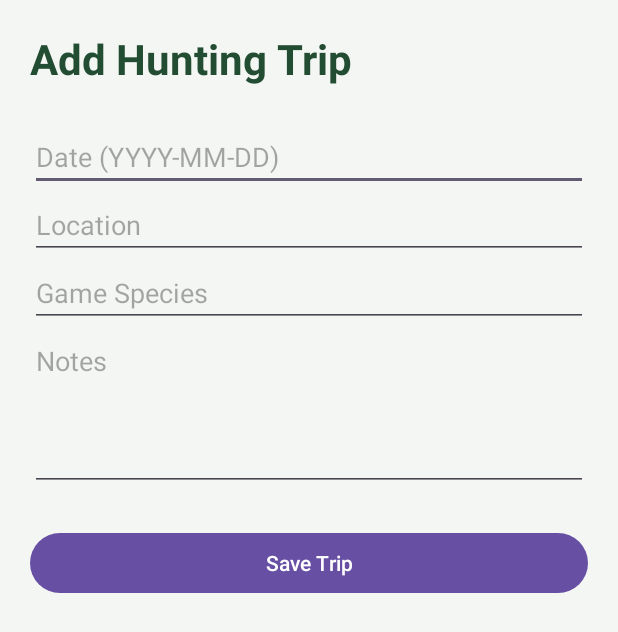
After one commit to taylyan/MobileApps2026-2401321045, an Android app: the AddHuntActivity screen opened directly, with no data from a screen before it, on a phone screen of 412 x 824 dp. The commit adds this screen. Shown: the top 632 px of the screen. Run offline under Robolectric (Android 15) with nearby library versions, the phone set to English and light mode, and no system bars.

Commit message:
Add Hunting Journal and hunting trip form

```diff
--- /dev/null
+++ b/app/src/main/java/com/huntersstory/app/ui/journal/AddHuntActivity.kt
@@ -0,0 +1,50 @@
+package com.huntersstory.app.ui.journal
+
+import android.os.Bundle
+import android.widget.Button
+import android.widget.EditText
+import android.widget.Toast
+import androidx.appcompat.app.AppCompatActivity
+import com.huntersstory.app.R
+
+class AddHuntActivity : AppCompatActivity() {
+
+    override fun onCreate(savedInstanceState: Bundle?) {
+        super.onCreate(savedInstanceState)
+        setContentView(R.layout.activity_add_hunt)
+
+        val date = findViewById<EditText>(R.id.etHuntDate)
+        val location = findViewById<EditText>(R.id.etHuntLocation)
+        val species = findViewById<EditText>(R.id.etGameSpecies)
+        val notes = findViewById<EditText>(R.id.etHuntNotes)
+        val saveButton = findViewById<Button>(R.id.btnSaveHunt)
+
+        saveButton.setOnClickListener {
+            val dateText = date.text.toString().trim()
+            val locationText = location.text.toString().trim()
+            val speciesText = species.text.toString().trim()
+            val notesText = notes.text.toString().trim()
+
+            if (dateText.isEmpty()) {
+                date.error = "Date is required"
+                return@setOnClickListener
+            }
+
+            if (locationText.isEmpty()) {
+                location.error = "Location is required"
+                return@setOnClickListener
+            }
+
+            if (speciesText.isEmpty()) {
+                species.error = "Game species is required"
+                return@setOnClickListener
+            }
+
+            Toast.makeText(
+                this,
+                "Form validated. Saving will be added next.",
+                Toast.LENGTH_SHORT
+            ).show()
+        }
+    }
+}
--- /dev/null
+++ b/app/src/main/res/layout/activity_add_hunt.xml
@@ -0,0 +1,62 @@
+<?xml version="1.0" encoding="utf-8"?>
+<ScrollView
+    xmlns:android="http://schemas.android.com/apk/res/android"
+    android:layout_width="match_parent"
+    android:layout_height="match_parent"
+    android:fillViewport="true"
+    android:background="#F4F6F3">
+
+    <LinearLayout
+        android:layout_width="match_parent"
+        android:layout_height="wrap_content"
+        android:orientation="vertical"
+        android:padding="20dp">
+
+        <TextView
+            android:layout_width="match_parent"
+            android:layout_height="wrap_content"
+            android:text="Add Hunting Trip"
+            android:textColor="#234D32"
+            android:textSize="28sp"
+            android:textStyle="bold"
+            android:layout_marginBottom="24dp" />
+
+        <EditText
+            android:id="@+id/etHuntDate"
+            android:layout_width="match_parent"
+            android:layout_height="wrap_content"
+            android:hint="Date (YYYY-MM-DD)"
+            android:inputType="date" />
+
+        <EditText
+            android:id="@+id/etHuntLocation"
+            android:layout_width="match_parent"
+            android:layout_height="wrap_content"
+            android:hint="Location"
+            android:inputType="textCapWords" />
+
+        <EditText
+            android:id="@+id/etGameSpecies"
+            android:layout_width="match_parent"
+            android:layout_height="wrap_content"
+            android:hint="Game Species"
+            android:inputType="textCapWords" />
+
+        <EditText
+            android:id="@+id/etHuntNotes"
+            android:layout_width="match_parent"
+            android:layout_height="wrap_content"
+            android:hint="Notes"
+            android:inputType="textMultiLine"
+            android:minLines="4"
+            android:gravity="top|start" />
+
+        <Button
+            android:id="@+id/btnSaveHunt"
+            android:layout_width="match_parent"
+            android:layout_height="wrap_content"
+            android:text="Save Trip"
+            android:layout_marginTop="24dp" />
+
+    </LinearLayout>
+</ScrollView>
```
Also changed, not shown: app/src/main/AndroidManifest.xml (+7 -0 lines), app/src/main/java/com/huntersstory/app/MainActivity.kt (+9 -2 lines), app/src/main/java/com/huntersstory/app/ui/journal/JournalActivity.kt (added, +23 -0 lines), app/src/main/res/layout/activity_journal.xml (added, +43 -0 lines).
